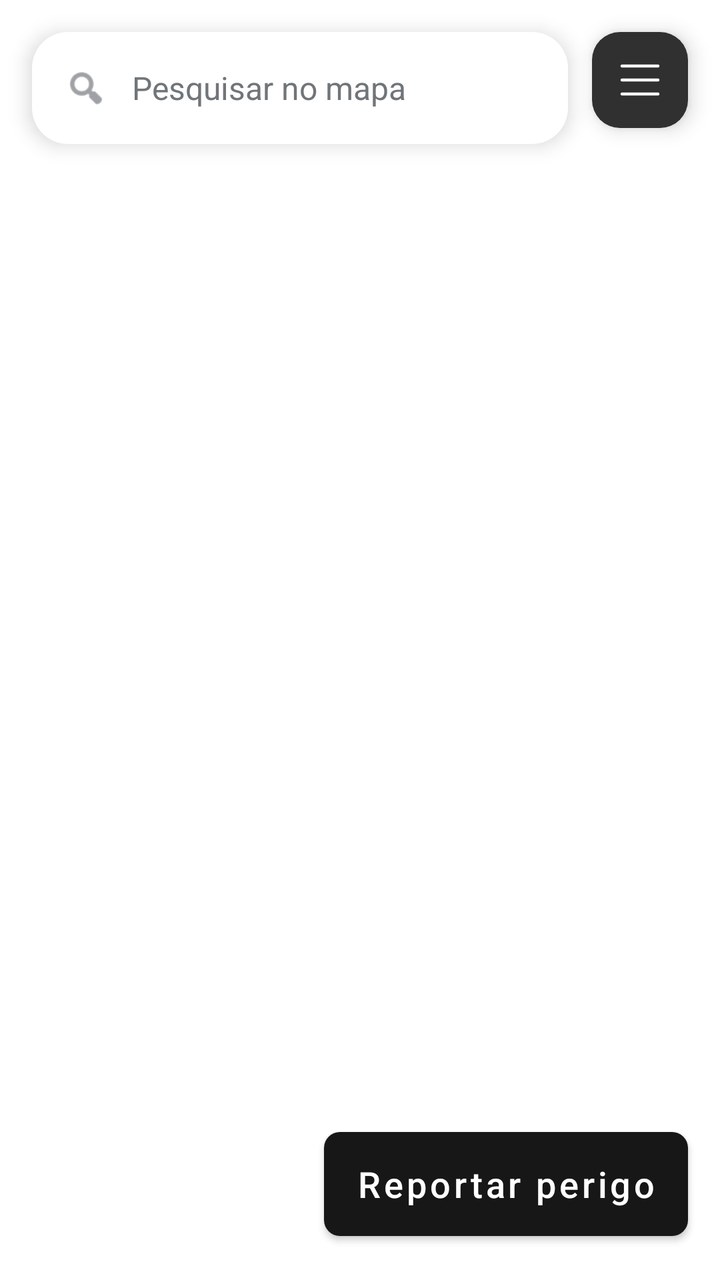
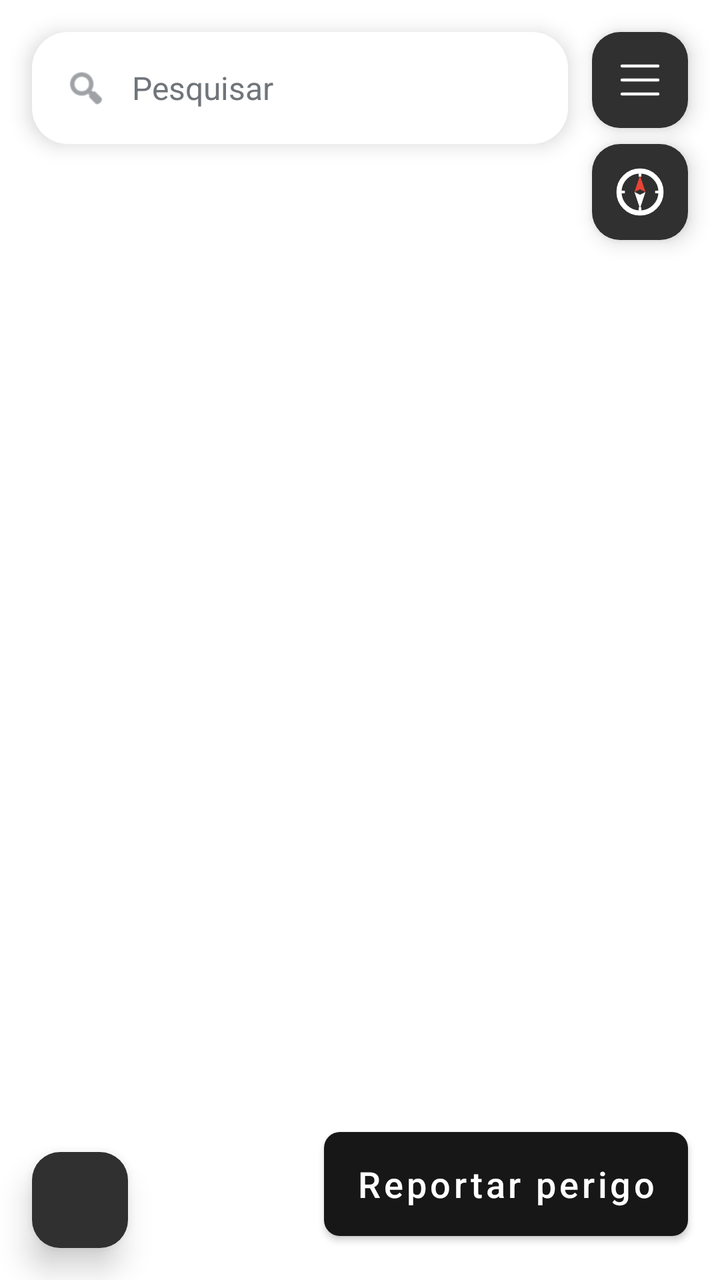

An Android layout rendered at two revisions. The XML below is the earlier revision; the diff shows what the commit changed to produce the second picture.
<!-- AndroidManifest.xml: activity theme Theme.MaterialComponents.Light.NoActionBar -->
<!-- res/layout/activity_map.xml -->
<?xml version="1.0" encoding="utf-8"?>
<FrameLayout xmlns:android="http://schemas.android.com/apk/res/android"
        xmlns:app="http://schemas.android.com/apk/res-auto"
        android:layout_width="match_parent"
        android:layout_height="match_parent">

    <FrameLayout
            android:id="@+id/map_container"
            android:layout_width="match_parent"
            android:layout_height="match_parent" />

    <LinearLayout
            android:id="@+id/map_search_bar"
            android:layout_width="match_parent"
            android:layout_height="56dp"
            android:layout_gravity="top|start"
            android:layout_marginStart="16dp"
            android:layout_marginTop="16dp"
            android:layout_marginEnd="76dp"
            android:background="@drawable/bg_map_search"
            android:elevation="6dp"
            android:gravity="center_vertical"
            android:orientation="horizontal"
            android:paddingStart="16dp"
            android:paddingEnd="12dp">

        <ImageView
                android:layout_width="22dp"
                android:layout_height="22dp"
                android:contentDescription="@string/search_description"
                android:src="@android:drawable/ic_menu_search"
                app:tint="#5F6368" />

        <EditText
                android:id="@+id/map_search_input"
                android:layout_width="0dp"
                android:layout_height="match_parent"
                android:layout_weight="1"
                android:background="@android:color/transparent"
                android:hint="@string/search_map"
                android:imeOptions="actionSearch"
                android:inputType="textCapSentences"
                android:paddingStart="12dp"
                android:paddingEnd="12dp"
                android:importantForAutofill="no"
                android:singleLine="true"
                android:textColor="#202124"
                android:textColorHint="#70757A"
                android:textSize="16sp" />
    </LinearLayout>

    <ListView
            android:id="@+id/search_suggestions"
            android:layout_width="match_parent"
            android:layout_height="240dp"
            android:layout_gravity="top|start"
            android:layout_marginStart="16dp"
            android:layout_marginTop="80dp"
            android:layout_marginEnd="76dp"
            android:background="@drawable/bg_map_search"
            android:divider="#E8EAED"
            android:dividerHeight="1dp"
            android:elevation="5dp"
            android:visibility="gone" />

    <LinearLayout
            android:id="@+id/route_panel"
            android:layout_width="match_parent"
            android:layout_height="wrap_content"
            android:layout_gravity="bottom"
            android:layout_marginStart="16dp"
            android:layout_marginEnd="16dp"
            android:layout_marginBottom="16dp"
            android:background="@drawable/bg_route_panel"
            android:elevation="8dp"
            android:orientation="vertical"
            android:padding="18dp"
            android:visibility="gone">

        <TextView
                android:id="@+id/route_destination"
                android:layout_width="match_parent"
                android:layout_height="wrap_content"
                android:textColor="#202124"
                android:textSize="18sp"
                android:textStyle="bold" />

        <TextView
                android:id="@+id/route_summary"
                android:layout_width="match_parent"
                android:layout_height="wrap_content"
                android:layout_marginTop="5dp"
                android:textColor="#5F6368"
                android:textSize="14sp" />

        <TextView
                android:id="@+id/route_guidance"
                android:layout_width="match_parent"
                android:layout_height="wrap_content"
                android:layout_marginTop="10dp"
                android:textColor="#202124"
                android:textSize="15sp" />

        <com.google.android.material.button.MaterialButton
                android:id="@+id/btn_start_trip"
                android:layout_width="match_parent"
                android:layout_height="52dp"
                android:layout_marginTop="12dp"
                android:text="@string/start_trip"
                android:textAllCaps="false"
                app:backgroundTint="#1A73E8"
                app:cornerRadius="14dp" />

        <com.google.android.material.button.MaterialButton
                android:id="@+id/btn_end_trip"
                style="@style/Widget.MaterialComponents.Button.OutlinedButton"
                android:layout_width="match_parent"
                android:layout_height="48dp"
                android:layout_marginTop="8dp"
                android:text="@string/end_trip"
                android:textAllCaps="false"
                android:textColor="#1A73E8"
                android:visibility="gone"
                app:cornerRadius="14dp"
                app:strokeColor="#DADCE0" />
    </LinearLayout>

    <com.google.android.material.button.MaterialButton
            android:id="@+id/btn_report_alert"
            android:layout_width="wrap_content"
            android:layout_height="64dp"
            android:layout_gravity="bottom|end"
            android:layout_margin="16dp"
            android:minWidth="160dp"
            android:text="@string/alert_create"
            android:textSize="18sp"
            android:textAllCaps="false"
            android:elevation="8dp"
            app:backgroundTint="#171717"
            app:cornerRadius="8dp" />

    <ImageButton
            android:id="@+id/btn_map_menu"
            android:layout_width="48dp"
            android:layout_height="48dp"
            android:layout_gravity="top|end"
            android:layout_margin="16dp"
            android:background="@drawable/bg_map_menu"
            android:contentDescription="@string/map_menu_description"
            android:elevation="6dp"
            android:padding="12dp"
            android:src="@drawable/ic_map_menu" />

</FrameLayout>
<!-- resources referenced by this layout -->
<resources>
  <!-- drawable bg_map_menu (drawable) -->
  <?xml version="1.0" encoding="utf-8"?>
  <ripple xmlns:android="http://schemas.android.com/apk/res/android"
          android:color="#40FFFFFF">
      <item>
          <shape android:shape="rectangle">
              <solid android:color="#303030" />
              <corners android:radius="14dp" />
          </shape>
      </item>
  </ripple>
  <!-- drawable bg_map_search (drawable) -->
  <?xml version="1.0" encoding="utf-8"?>
  <shape xmlns:android="http://schemas.android.com/apk/res/android"
          android:shape="rectangle">
      <solid android:color="#FFFFFF" />
      <corners android:radius="18dp" />
  </shape>
  <!-- drawable bg_route_panel (drawable) -->
  <?xml version="1.0" encoding="utf-8"?>
  <shape xmlns:android="http://schemas.android.com/apk/res/android" android:shape="rectangle">
      <solid android:color="#FFFFFF" />
  </shape>
  <!-- drawable ic_map_menu (drawable) -->
  <?xml version="1.0" encoding="utf-8"?>
  <vector xmlns:android="http://schemas.android.com/apk/res/android"
          android:width="24dp"
          android:height="24dp"
          android:viewportWidth="24"
          android:viewportHeight="24">
      <path
              android:pathData="M3,5 L21,5 M3,12 L21,12 M3,19 L21,19"
              android:strokeColor="#FFFFFF"
              android:strokeWidth="1.5"
              android:strokeLineCap="round" />
  </vector>
  <string name="alert_create">Reportar perigo</string>
  <string name="end_trip">Terminar viagem</string>
  <string name="map_menu_description">Abrir menu do mapa</string>
  <string name="search_description">Pesquisar</string>
  <string name="search_map">Pesquisar no mapa</string>
  <string name="start_trip">Iniciar viagem</string>
</resources>

<!-- the commit's change to res/layout/activity_map.xml (unified diff, before → after) -->
@@ -47,6 +47,18 @@
                 android:textColor="#202124"
                 android:textColorHint="#70757A"
                 android:textSize="16sp" />
+
+        <TextView
+                android:id="@+id/btn_clear_search"
+                android:layout_width="40dp"
+                android:layout_height="match_parent"
+                android:background="?attr/selectableItemBackgroundBorderless"
+                android:contentDescription="@string/clear_search"
+                android:gravity="center"
+                android:text="@string/close_symbol"
+                android:textColor="#5F6368"
+                android:textSize="25sp"
+                android:visibility="gone" />
     </LinearLayout>
 
     <ListView
@@ -77,13 +89,32 @@
             android:padding="18dp"
             android:visibility="gone">
 
-        <TextView
-                android:id="@+id/route_destination"
-                android:layout_width="match_parent"
-                android:layout_height="wrap_content"
-                android:textColor="#202124"
-                android:textSize="18sp"
-                android:textStyle="bold" />
+        <LinearLayout
+                android:layout_width="match_parent"
+                android:layout_height="wrap_content"
+                android:gravity="center_vertical"
+                android:orientation="horizontal">
+
+            <TextView
+                    android:id="@+id/route_destination"
+                    android:layout_width="0dp"
+                    android:layout_height="wrap_content"
+                    android:layout_weight="1"
+                    android:textColor="#202124"
+                    android:textSize="18sp"
+                    android:textStyle="bold" />
+
+            <TextView
+                    android:id="@+id/btn_dismiss_route"
+                    android:layout_width="40dp"
+                    android:layout_height="40dp"
+                    android:background="?attr/selectableItemBackgroundBorderless"
+                    android:contentDescription="@string/dismiss_route"
+                    android:gravity="center"
+                    android:text="@string/close_symbol"
+                    android:textColor="#5F6368"
+                    android:textSize="25sp" />
+        </LinearLayout>
 
         <TextView
                 android:id="@+id/route_summary"
@@ -92,14 +123,6 @@
                 android:layout_marginTop="5dp"
                 android:textColor="#5F6368"
                 android:textSize="14sp" />
-
-        <TextView
-                android:id="@+id/route_guidance"
-                android:layout_width="match_parent"
-                android:layout_height="wrap_content"
-                android:layout_marginTop="10dp"
-                android:textColor="#202124"
-                android:textSize="15sp" />
 
         <com.google.android.material.button.MaterialButton
                 android:id="@+id/btn_start_trip"
@@ -124,6 +147,82 @@
                 app:cornerRadius="14dp"
                 app:strokeColor="#DADCE0" />
     </LinearLayout>
+
+    <LinearLayout
+            android:id="@+id/navigation_banner"
+            android:layout_width="match_parent"
+            android:layout_height="wrap_content"
+            android:layout_gravity="top"
+            android:layout_marginStart="16dp"
+            android:layout_marginTop="16dp"
+            android:layout_marginEnd="76dp"
+            android:background="@drawable/bg_navigation_banner"
+            android:elevation="9dp"
+            android:orientation="vertical"
+            android:paddingStart="18dp"
+            android:paddingTop="12dp"
+            android:paddingEnd="18dp"
+            android:paddingBottom="14dp"
+            android:visibility="gone">
+
+        <TextView
+                android:layout_width="match_parent"
+                android:layout_height="wrap_content"
+                android:text="@string/navigation_next"
+                android:textColor="#D2E3FC"
+                android:textSize="12sp"
+                android:textStyle="bold" />
+
+        <TextView
+                android:id="@+id/navigation_instruction"
+                android:layout_width="match_parent"
+                android:layout_height="wrap_content"
+                android:layout_marginTop="3dp"
+                android:textColor="#FFFFFF"
+                android:textSize="18sp"
+                android:textStyle="bold" />
+    </LinearLayout>
+
+    <ImageButton
+            android:id="@+id/btn_map_menu"
+            android:layout_width="48dp"
+            android:layout_height="48dp"
+            android:layout_gravity="top|end"
+            android:layout_margin="16dp"
+            android:background="@drawable/bg_map_menu"
+            android:contentDescription="@string/map_menu_description"
+            android:elevation="6dp"
+            android:padding="12dp"
+            android:src="@drawable/ic_map_menu" />
+
+    <FrameLayout
+            android:id="@+id/btn_compass"
+            android:layout_width="48dp"
+            android:layout_height="48dp"
+            android:layout_gravity="top|end"
+            android:layout_marginTop="72dp"
+            android:layout_marginEnd="16dp"
+            android:background="@drawable/bg_map_menu"
+            android:contentDescription="@string/compass_description"
+            android:elevation="6dp"
+            android:clickable="true"
+            android:focusable="true">
+
+        <ImageView
+                android:layout_width="28dp"
+                android:layout_height="28dp"
+                android:layout_gravity="center"
+                android:contentDescription="@null"
+                android:src="@drawable/ic_compass_control" />
+
+        <ImageView
+                android:id="@+id/compass_needle"
+                android:layout_width="22dp"
+                android:layout_height="22dp"
+                android:layout_gravity="center"
+                android:contentDescription="@null"
+                android:src="@drawable/ic_compass_needle" />
+    </FrameLayout>
 
     <com.google.android.material.button.MaterialButton
             android:id="@+id/btn_report_alert"
@@ -140,15 +239,17 @@
             app:cornerRadius="8dp" />
 
     <ImageButton
-            android:id="@+id/btn_map_menu"
+            android:id="@+id/btn_center_map"
             android:layout_width="48dp"
             android:layout_height="48dp"
-            android:layout_gravity="top|end"
-            android:layout_margin="16dp"
+            android:layout_gravity="bottom|start"
+            android:layout_marginStart="16dp"
+            android:layout_marginBottom="16dp"
             android:background="@drawable/bg_map_menu"
-            android:contentDescription="@string/map_menu_description"
-            android:elevation="6dp"
-            android:padding="12dp"
-            android:src="@drawable/ic_map_menu" />
+            android:contentDescription="@string/center_map_description"
+            android:elevation="9dp"
+            android:padding="11dp"
+            android:scaleType="fitCenter"
+            app:tint="#FFFFFF" />
 
 </FrameLayout>
<!-- resource entries referenced after the edit -->
@@ -18,11 +18,42 @@
       <solid android:color="#FFFFFF" />
       <corners android:radius="18dp" />
   </shape>
+  <!-- drawable bg_navigation_banner (drawable) -->
+  <?xml version="1.0" encoding="utf-8"?>
+  <shape xmlns:android="http://schemas.android.com/apk/res/android">
+      <solid android:color="#174EA6" />
+      <corners android:radius="14dp" />
+  </shape>
   <!-- drawable bg_route_panel (drawable) -->
   <?xml version="1.0" encoding="utf-8"?>
   <shape xmlns:android="http://schemas.android.com/apk/res/android" android:shape="rectangle">
       <solid android:color="#FFFFFF" />
   </shape>
+  <!-- drawable ic_compass_control (drawable) -->
+  <vector xmlns:android="http://schemas.android.com/apk/res/android"
+      android:width="24dp"
+      android:height="24dp"
+      android:viewportWidth="24"
+      android:viewportHeight="24">
+      <path
+          android:fillColor="#00000000"
+          android:pathData="M12,2.5a9.5,9.5 0,1 0,0 19a9.5,9.5 0,1 0,0 -19M12,3.5a8.5,8.5 0,1 1,0 17a8.5,8.5 0,1 1,0 -17M12,2.5L12,5.5M12,18.5L12,21.5M2.5,12L5.5,12M18.5,12L21.5,12"
+          android:strokeColor="#FFFFFF"
+          android:strokeWidth="1.2" />
+  </vector>
+  <!-- drawable ic_compass_needle (drawable) -->
+  <vector xmlns:android="http://schemas.android.com/apk/res/android"
+      android:width="24dp"
+      android:height="24dp"
+      android:viewportWidth="24"
+      android:viewportHeight="24">
+      <path
+          android:fillColor="#EA4335"
+          android:pathData="M12,3L15,12L12,10.5L9,12z" />
+      <path
+          android:fillColor="#FFFFFF"
+          android:pathData="M12,21L9,12L12,13.5L15,12z" />
+  </vector>
   <!-- drawable ic_map_menu (drawable) -->
   <?xml version="1.0" encoding="utf-8"?>
   <vector xmlns:android="http://schemas.android.com/apk/res/android"
@@ -37,10 +68,16 @@
               android:strokeLineCap="round" />
   </vector>
   <string name="alert_create">Reportar perigo</string>
+  <string name="center_map_description">Centrar no utilizador</string>
+  <string name="clear_search">Limpar pesquisa</string>
+  <string name="close_symbol">×</string>
+  <string name="compass_description">Repor a orientação do mapa</string>
+  <string name="dismiss_route">Cancelar rota</string>
   <string name="end_trip">Terminar viagem</string>
   <string name="map_menu_description">Abrir menu do mapa</string>
-  <string name="search_description">Pesquisar</string>
-  <string name="search_map">Pesquisar no mapa</string>
+  <string name="navigation_next">PRÓXIMA INDICAÇÃO</string>
+  <string name="search_description">Pesquisar no mapa</string>
+  <string name="search_map">Pesquisar</string>
   <string name="start_trip">Iniciar viagem</string>
 </resources>
 
